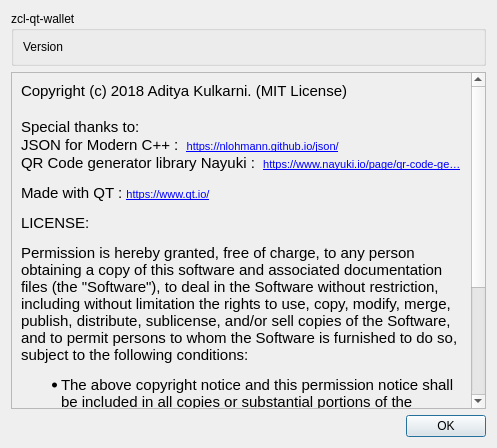
Old version of the form src/about.ui in the repository zkcoreorg/zcl-qt-wallet.
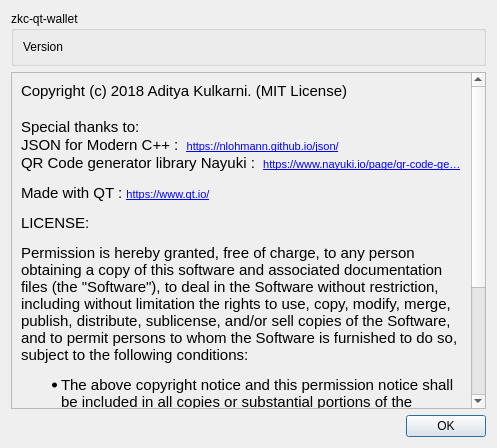
New version of the form.

```diff
--- a/src/about.ui
+++ b/src/about.ui
@@ -17,7 +17,7 @@
    <item>
     <widget class="QGroupBox" name="groupBox">
      <property name="title">
-      <string notr="true">zcl-qt-wallet</string>
+      <string notr="true">zkc-qt-wallet</string>
      </property>
      <layout class="QVBoxLayout" name="verticalLayout_2">
       <item>
```
